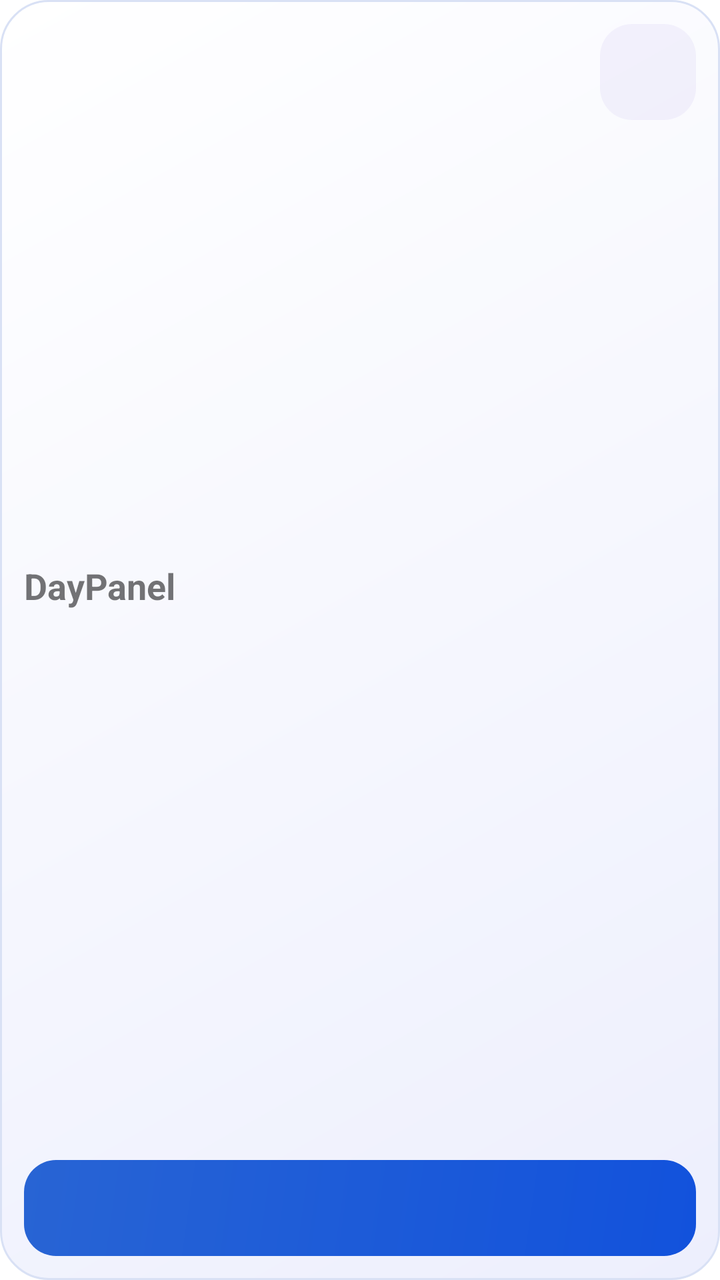
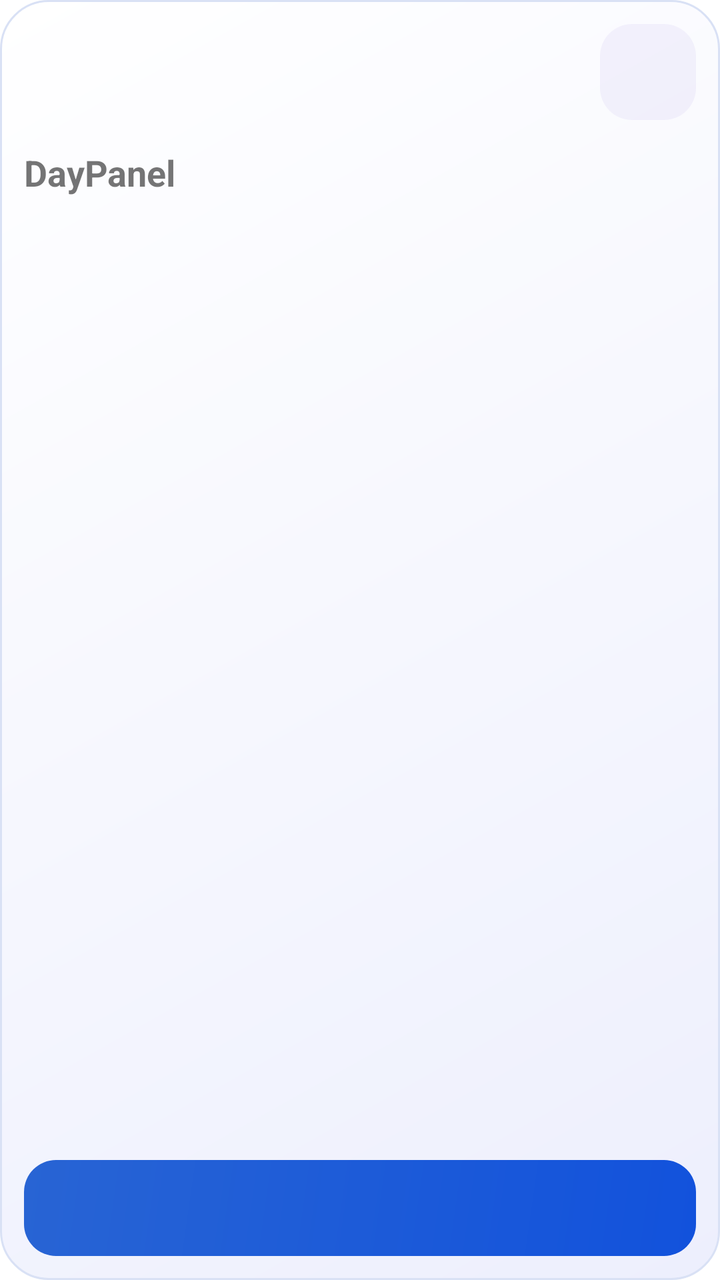

Before-and-after screenshots of an Android layout around one commit, followed by the original layout XML and the change that was made.
<!-- AndroidManifest.xml: fallback theme Theme.MaterialComponents.DayNight.NoActionBar -->
<!-- res/layout/daypanel_widget.xml -->
<LinearLayout xmlns:android="http://schemas.android.com/apk/res/android"
    android:id="@+id/widget_root" android:layout_width="match_parent" android:layout_height="match_parent"
    android:orientation="vertical" android:padding="12dp" android:background="@drawable/widget_light">
    <LinearLayout android:layout_width="match_parent" android:layout_height="48dp" android:orientation="horizontal" android:gravity="center_vertical">
        <TextView android:id="@+id/widget_date" android:layout_width="0dp" android:layout_weight="1" android:layout_height="wrap_content" android:textSize="12sp" android:maxLines="2" />
        <TextView android:id="@+id/widget_settings" android:layout_width="48dp" android:layout_height="48dp" android:gravity="center" android:textSize="24sp" android:background="@drawable/widget_setting" />
    </LinearLayout>
    <LinearLayout android:id="@+id/widget_content" android:layout_width="match_parent" android:layout_height="0dp" android:layout_weight="1" android:orientation="vertical" android:gravity="center_vertical" android:paddingBottom="8dp">
        <ImageView android:id="@+id/widget_icon" android:layout_width="48dp" android:layout_height="48dp" android:layout_marginBottom="8dp" android:importantForAccessibility="no" android:visibility="gone" />
        <TextView android:text="DayPanel" android:id="@+id/widget_title" android:layout_width="match_parent" android:layout_height="wrap_content" android:textSize="18sp" android:textStyle="bold" android:maxLines="2" android:ellipsize="end" />
        <TextView android:id="@+id/widget_state" android:layout_width="match_parent" android:layout_height="wrap_content" android:textSize="14sp" android:layout_marginTop="5dp" android:maxLines="2" android:ellipsize="end" />
        <TextView android:id="@+id/widget_hint" android:layout_width="match_parent" android:layout_height="wrap_content" android:textSize="12sp" android:layout_marginTop="6dp" android:maxLines="2" android:ellipsize="end" />
    </LinearLayout>
    <TextView android:id="@+id/widget_action" android:layout_width="match_parent" android:layout_height="wrap_content" android:minHeight="48dp" android:gravity="center" android:padding="8dp" android:textSize="14sp" android:textStyle="bold" android:textColor="#FFFFFF" android:maxLines="2" android:background="@drawable/widget_action" />
</LinearLayout>
<!-- resources referenced by this layout -->
<resources>
  <!-- drawable widget_action (drawable) -->
  <shape xmlns:android="http://schemas.android.com/apk/res/android">
      <gradient android:startColor="#2864D4" android:endColor="#1252DC" android:angle="315" /><corners android:radius="16dp" />
  </shape>
  <!-- drawable widget_light (drawable) -->
  <shape xmlns:android="http://schemas.android.com/apk/res/android">
      <gradient android:startColor="#FFFFFF" android:endColor="#EDEFFD" android:angle="315" />
      <corners android:radius="24dp" /><stroke android:width="1dp" android:color="#D9E1F5" />
  </shape>
  <!-- drawable widget_setting (drawable) -->
  <shape xmlns:android="http://schemas.android.com/apk/res/android"><solid android:color="#128062D6" /><corners android:radius="16dp" /></shape>
</resources>

<!-- the commit's change to res/layout/daypanel_widget.xml (unified diff, before → after) -->
@@ -5,7 +5,7 @@
         <TextView android:id="@+id/widget_date" android:layout_width="0dp" android:layout_weight="1" android:layout_height="wrap_content" android:textSize="12sp" android:maxLines="2" />
         <TextView android:id="@+id/widget_settings" android:layout_width="48dp" android:layout_height="48dp" android:gravity="center" android:textSize="24sp" android:background="@drawable/widget_setting" />
     </LinearLayout>
-    <LinearLayout android:id="@+id/widget_content" android:layout_width="match_parent" android:layout_height="0dp" android:layout_weight="1" android:orientation="vertical" android:gravity="center_vertical" android:paddingBottom="8dp">
+    <LinearLayout android:id="@+id/widget_content" android:layout_width="match_parent" android:layout_height="0dp" android:layout_weight="1" android:orientation="vertical" android:gravity="top" android:paddingTop="14dp" android:paddingBottom="8dp">
         <ImageView android:id="@+id/widget_icon" android:layout_width="48dp" android:layout_height="48dp" android:layout_marginBottom="8dp" android:importantForAccessibility="no" android:visibility="gone" />
         <TextView android:text="DayPanel" android:id="@+id/widget_title" android:layout_width="match_parent" android:layout_height="wrap_content" android:textSize="18sp" android:textStyle="bold" android:maxLines="2" android:ellipsize="end" />
         <TextView android:id="@+id/widget_state" android:layout_width="match_parent" android:layout_height="wrap_content" android:textSize="14sp" android:layout_marginTop="5dp" android:maxLines="2" android:ellipsize="end" />
